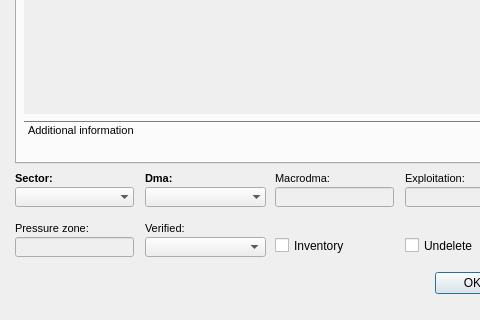
Before: the Qt Designer form ui/ws_man_arc.ui in Giswater/giswater_qgis_plugin, drawn with Qt 5; both pictures show x 0 to 480 and y 397 to 717 of the 603 by 717 pixel window.
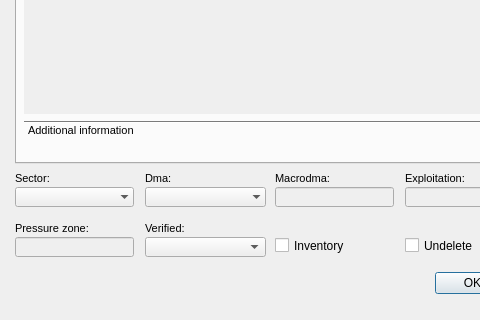
After: the same form once the commit is applied. The open tabs and pages were chosen to show the change. Icons and pictures are not drawn.

Commit message: UI-obligatory fields on forms

Patch:
```diff
--- a/ui/ws_man_arc.ui
+++ b/ui/ws_man_arc.ui
@@ -5655,8 +5655,8 @@
     <property name="font">
      <font>
       <pointsize>8</pointsize>
-      <weight>75</weight>
-      <bold>true</bold>
+      <weight>50</weight>
+      <bold>false</bold>
      </font>
     </property>
     <property name="frameShape">
@@ -5894,8 +5894,8 @@
     <property name="font">
      <font>
       <pointsize>8</pointsize>
-      <weight>75</weight>
-      <bold>true</bold>
+      <weight>50</weight>
+      <bold>false</bold>
      </font>
     </property>
     <property name="frameShape">
```
Left out of the diff: 10 changed lines with no effect on the pictures. The commit also changes 6 other files.
